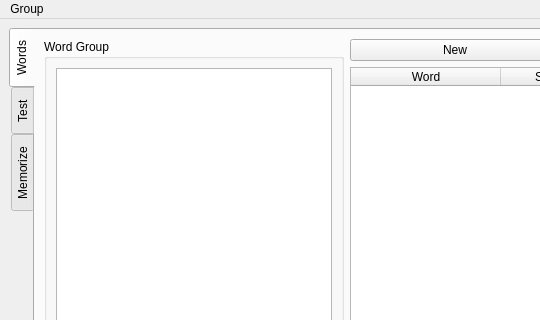
This is UIs/MainWindow.ui in PelerYuan/HaoCiKuaiJi3.0 as Qt 5 draws it before an edit; both pictures show x 0 to 540 and y 0 to 320 of the 1229 by 717 pixel window. The edited form follows.
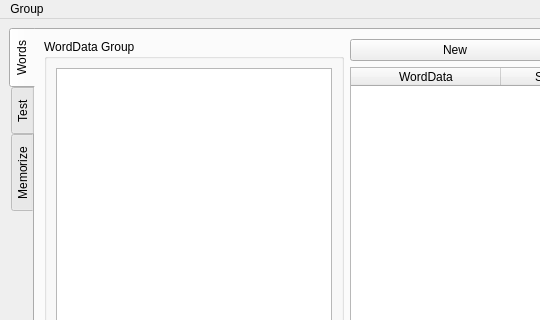
This is the edited form.

Commit message: add word structure

The edit to the form file:
```diff
--- a/UIs/MainWindow.ui
+++ b/UIs/MainWindow.ui
@@ -40,7 +40,7 @@
            </size>
           </property>
           <property name="title">
-           <string>Word Group </string>
+           <string>WordData Group </string>
           </property>
           <layout class="QVBoxLayout" name="verticalLayout">
            <item>
@@ -100,7 +100,7 @@
             </attribute>
             <column>
              <property name="text">
-              <string>Word</string>
+              <string>WordData</string>
              </property>
             </column>
             <column>
```
The commit also changes 14 other files.
